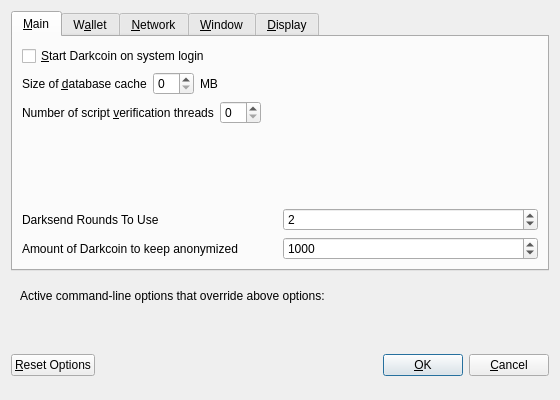
First picture: the form in src/qt/forms/optionsdialog.ui, repository wagerr/PIVX, before the edit.
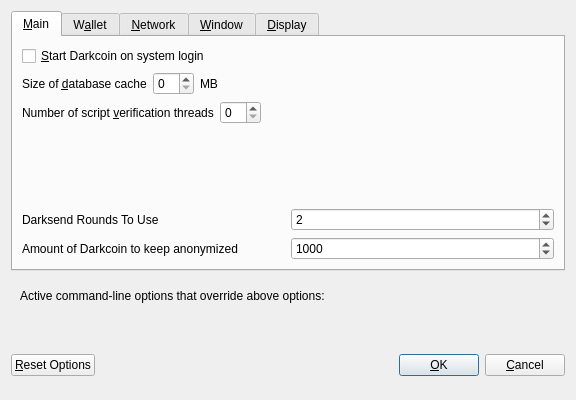
Second picture: the form after the edit. Custom widgets are drawn as their Qt base class.

Commit message: changed max rounds to 16

Patch:
```diff
--- a/src/qt/forms/optionsdialog.ui
+++ b/src/qt/forms/optionsdialog.ui
@@ -6,7 +6,7 @@
    <rect>
     <x>0</x>
     <y>0</y>
-    <width>560</width>
+    <width>576</width>
     <height>400</height>
    </rect>
   </property>
@@ -149,7 +149,7 @@
             <number>1</number>
            </property>
            <property name="maximum">
-            <number>8</number>
+            <number>16</number>
            </property>
            <property name="value">
             <number>2</number>
```
Left out of the diff: 6 changed lines with no effect on the pictures. The commit also changes 1 other file.
